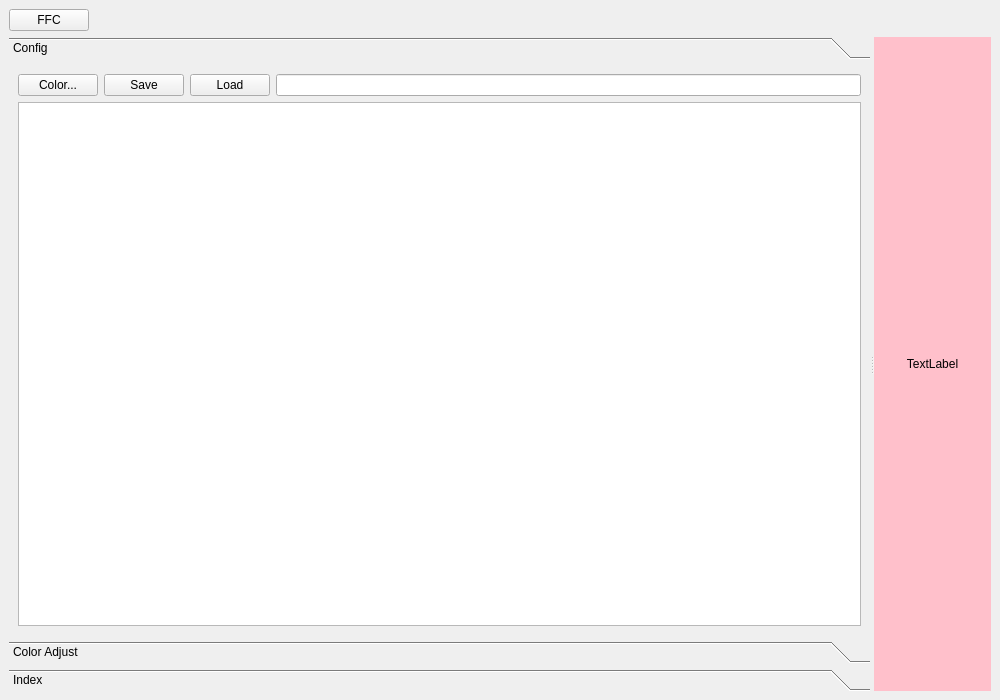
First picture: the form in hugm.ui, repository eyeree/pyhugm, before the edit.
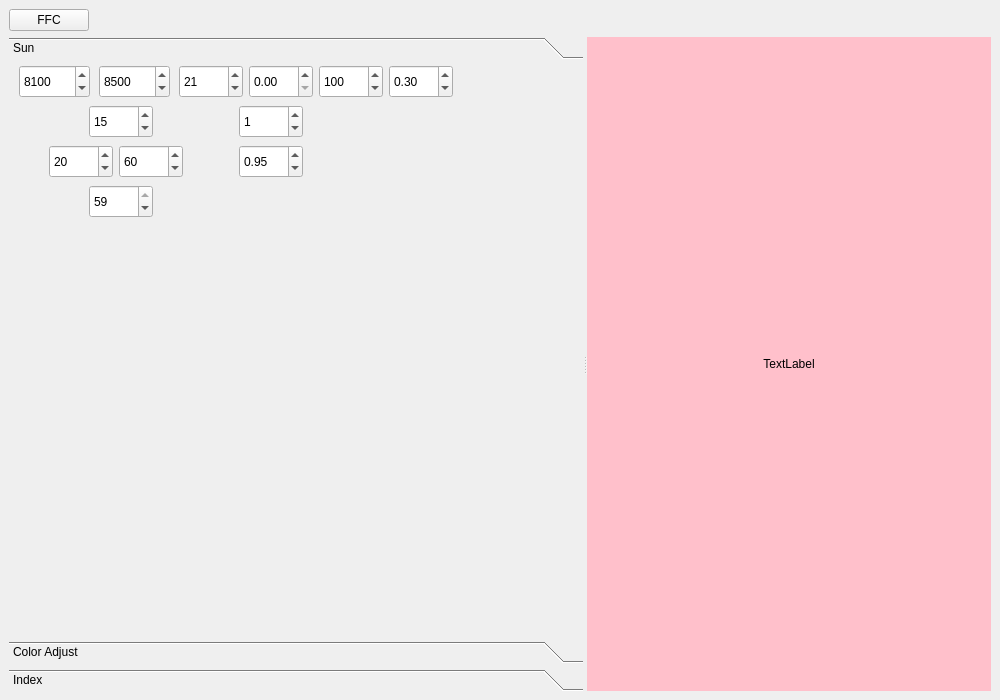
Second picture: the form after the edit. The open tabs and pages were chosen to show the change.

```diff
--- a/hugm.ui
+++ b/hugm.ui
@@ -71,55 +71,247 @@
          <rect>
           <x>0</x>
           <y>0</y>
-          <width>819</width>
+          <width>572</width>
           <height>538</height>
          </rect>
         </property>
         <attribute name="label">
-         <string>Config</string>
+         <string>Sun</string>
         </attribute>
-        <layout class="QGridLayout" name="gridLayout_2">
-         <item row="0" column="0">
-          <layout class="QHBoxLayout" name="horizontalLayout_4">
-           <item>
-            <widget class="QPushButton" name="editColorButton">
-             <property name="text">
-              <string>Color...</string>
-             </property>
-            </widget>
-           </item>
-           <item>
-            <widget class="QPushButton" name="saveButton">
-             <property name="text">
-              <string>Save</string>
-             </property>
-            </widget>
-           </item>
-           <item>
-            <widget class="QPushButton" name="loadButton">
-             <property name="text">
-              <string>Load</string>
-             </property>
-            </widget>
-           </item>
-           <item>
-            <widget class="QLineEdit" name="pathEdit"/>
-           </item>
-          </layout>
-         </item>
-         <item row="1" column="0">
-          <widget class="QPlainTextEdit" name="configTextEdit">
-           <property name="font">
-            <font>
-             <family>Droid Sans Mono</family>
-            </font>
-           </property>
-           <property name="lineWrapMode">
-            <enum>QPlainTextEdit::NoWrap</enum>
-           </property>
-          </widget>
-         </item>
-        </layout>
+        <widget class="QSpinBox" name="clipLower">
+         <property name="geometry">
+          <rect>
+           <x>10</x>
+           <y>0</y>
+           <width>71</width>
+           <height>33</height>
+          </rect>
+         </property>
+         <property name="toolTip">
+          <string>lepton cliping lower bound</string>
+         </property>
+         <property name="maximum">
+          <number>16384</number>
+         </property>
+         <property name="singleStep">
+          <number>1024</number>
+         </property>
+         <property name="value">
+          <number>8100</number>
+         </property>
+        </widget>
+        <widget class="QSpinBox" name="clipUpper">
+         <property name="geometry">
+          <rect>
+           <x>90</x>
+           <y>0</y>
+           <width>71</width>
+           <height>33</height>
+          </rect>
+         </property>
+         <property name="toolTip">
+          <string>lepton cliping upper bound</string>
+         </property>
+         <property name="maximum">
+          <number>16384</number>
+         </property>
+         <property name="singleStep">
+          <number>1024</number>
+         </property>
+         <property name="value">
+          <number>8500</number>
+         </property>
+        </widget>
+        <widget class="QSpinBox" name="blurSize">
+         <property name="geometry">
+          <rect>
+           <x>170</x>
+           <y>0</y>
+           <width>64</width>
+           <height>33</height>
+          </rect>
+         </property>
+         <property name="toolTip">
+          <string>lepton blur size</string>
+         </property>
+         <property name="minimum">
+          <number>1</number>
+         </property>
+         <property name="maximum">
+          <number>99</number>
+         </property>
+         <property name="singleStep">
+          <number>2</number>
+         </property>
+         <property name="value">
+          <number>21</number>
+         </property>
+        </widget>
+        <widget class="QDoubleSpinBox" name="blurSigma">
+         <property name="geometry">
+          <rect>
+           <x>240</x>
+           <y>0</y>
+           <width>64</width>
+           <height>33</height>
+          </rect>
+         </property>
+         <property name="toolTip">
+          <string>lepton blur sigma</string>
+         </property>
+         <property name="maximum">
+          <double>1.000000000000000</double>
+         </property>
+         <property name="singleStep">
+          <double>0.100000000000000</double>
+         </property>
+        </widget>
+        <widget class="QSpinBox" name="zeroCutoff">
+         <property name="geometry">
+          <rect>
+           <x>310</x>
+           <y>0</y>
+           <width>64</width>
+           <height>33</height>
+          </rect>
+         </property>
+         <property name="toolTip">
+          <string>lepton zero cutoff</string>
+         </property>
+         <property name="maximum">
+          <number>1000</number>
+         </property>
+         <property name="value">
+          <number>100</number>
+         </property>
+        </widget>
+        <widget class="QDoubleSpinBox" name="maskCutoff">
+         <property name="geometry">
+          <rect>
+           <x>380</x>
+           <y>0</y>
+           <width>64</width>
+           <height>33</height>
+          </rect>
+         </property>
+         <property name="toolTip">
+          <string>lepton mask cutoff</string>
+         </property>
+         <property name="maximum">
+          <double>1.000000000000000</double>
+         </property>
+         <property name="singleStep">
+          <double>0.100000000000000</double>
+         </property>
+         <property name="value">
+          <double>0.300000000000000</double>
+         </property>
+        </widget>
+        <widget class="QSpinBox" name="detectLeft">
+         <property name="geometry">
+          <rect>
+           <x>40</x>
+           <y>80</y>
+           <width>64</width>
+           <height>33</height>
+          </rect>
+         </property>
+         <property name="maximum">
+          <number>79</number>
+         </property>
+         <property name="value">
+          <number>20</number>
+         </property>
+        </widget>
+        <widget class="QSpinBox" name="detectTop">
+         <property name="geometry">
+          <rect>
+           <x>80</x>
+           <y>40</y>
+           <width>64</width>
+           <height>33</height>
+          </rect>
+         </property>
+         <property name="maximum">
+          <number>59</number>
+         </property>
+         <property name="value">
+          <number>15</number>
+         </property>
+        </widget>
+        <widget class="QSpinBox" name="detectRight">
+         <property name="geometry">
+          <rect>
+           <x>110</x>
+           <y>80</y>
+           <width>64</width>
+           <height>33</height>
+          </rect>
+         </property>
+         <property name="maximum">
+          <number>79</number>
+         </property>
+         <property name="value">
+          <number>60</number>
+         </property>
+        </widget>
+        <widget class="QSpinBox" name="detectBottom">
+         <property name="geometry">
+          <rect>
+           <x>80</x>
+           <y>120</y>
+           <width>64</width>
+           <height>33</height>
+          </rect>
+         </property>
+         <property name="maximum">
+          <number>59</number>
+         </property>
+         <property name="value">
+          <number>59</number>
+         </property>
+        </widget>
+        <widget class="QSpinBox" name="easeFn">
+         <property name="geometry">
+          <rect>
+           <x>230</x>
+           <y>40</y>
+           <width>64</width>
+           <height>33</height>
+          </rect>
+         </property>
+         <property name="toolTip">
+          <string>lepton easing</string>
+         </property>
+         <property name="maximum">
+          <number>40</number>
+         </property>
+         <property name="value">
+          <number>1</number>
+         </property>
+        </widget>
+        <widget class="QDoubleSpinBox" name="completeCutoff">
+         <property name="geometry">
+          <rect>
+           <x>230</x>
+           <y>80</y>
+           <width>64</width>
+           <height>33</height>
+          </rect>
+         </property>
+         <property name="toolTip">
+          <string>percent complete cutoff</string>
+         </property>
+         <property name="maximum">
+          <double>1.000000000000000</double>
+         </property>
+         <property name="singleStep">
+          <double>0.050000000000000</double>
+         </property>
+         <property name="value">
+          <double>0.950000000000000</double>
+         </property>
+        </widget>
        </widget>
        <widget class="QWidget" name="colorAdjustPage">
         <property name="geometry">
```
Left out of the diff: 11 changed lines with no effect on the pictures.
